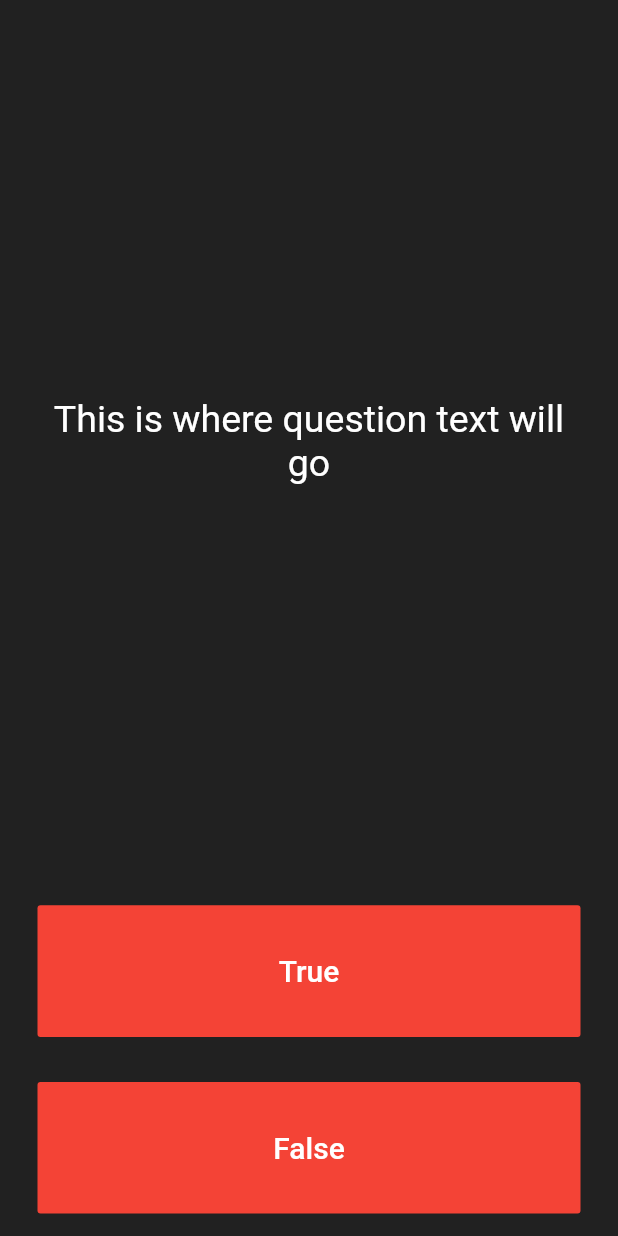
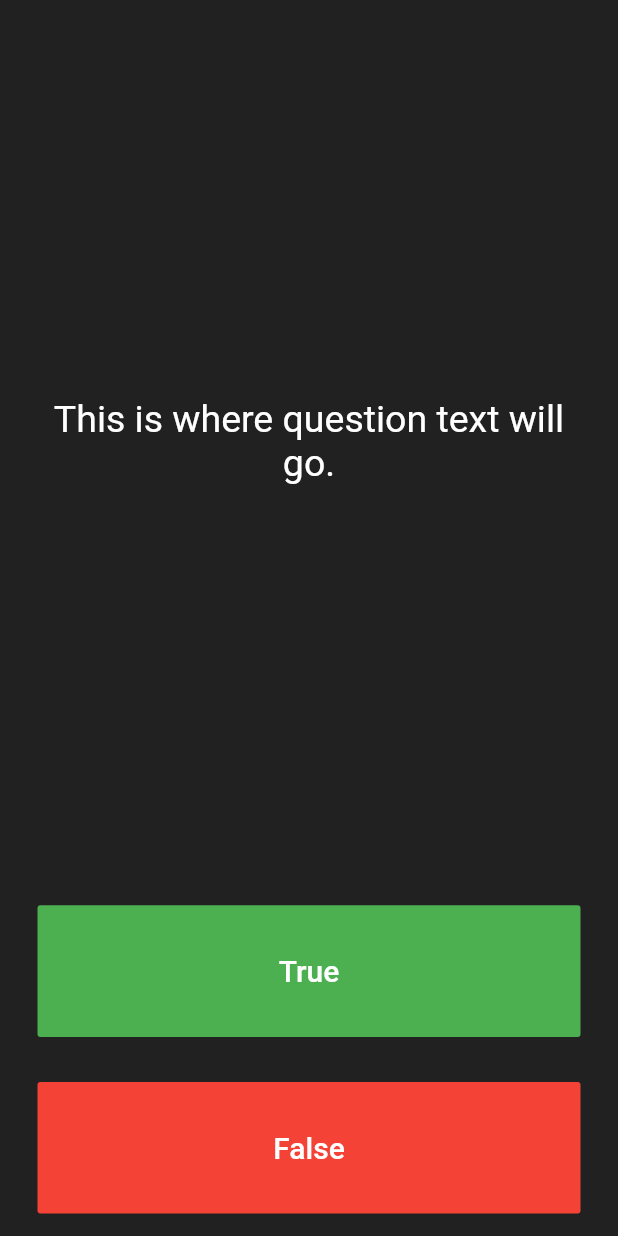
Before and after one commit to pial0007l/Quizzler, a Flutter app: the screen it shows after launch, on a phone screen of 412 x 824 dp. Run offline on Flutter 3.47's test engine with Material 2 defaults, Android fonts, the phone set to English and light mode, and no system bars.

Commit message:
True button color changed to green from red

```diff
--- a/Quizzler/lib/main.dart
+++ b/Quizzler/lib/main.dart
@@ -40,7 +40,7 @@ class _QuizPageState extends State<QuizPage> {
             padding: EdgeInsets.all(10.0),
             child: Center(
               child: Text(
-                'This is where question text will go',
+                'This is where question text will go.',
                 textAlign: TextAlign.center,
                 style: TextStyle(
                   fontSize: 25.0,
@@ -54,7 +54,7 @@ class _QuizPageState extends State<QuizPage> {
           child: Padding(
             padding: EdgeInsets.all(15.0),
             child: FlatButton(
-              color: Colors.red,
+              color: Colors.green,
               onPressed: () {},
               child: Text(
                 'True',
```
